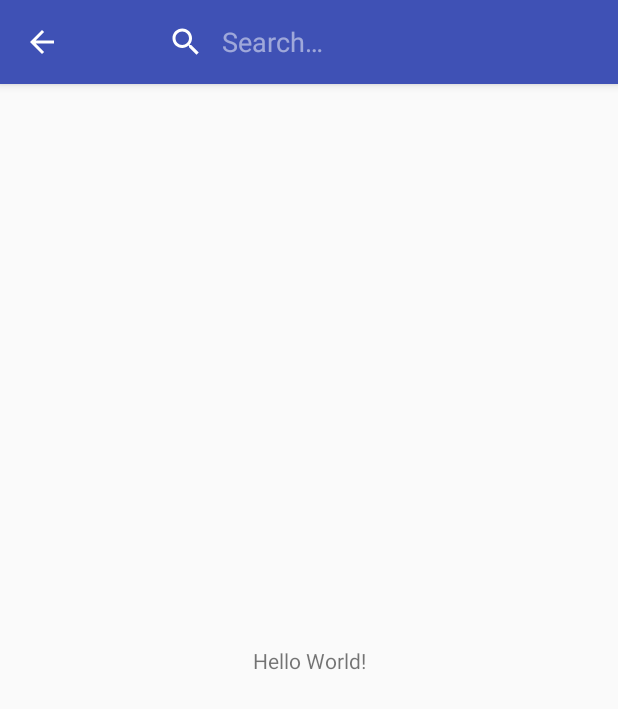
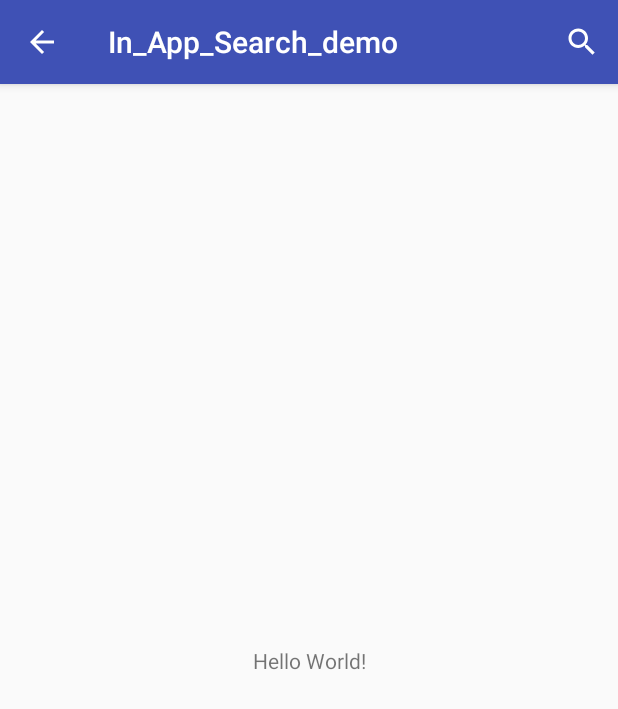
Before and after one commit to amazinglu/Android-in-app-search-demo, an Android app: the screen it shows after launch (MainActivity), on a phone screen of 412 x 824 dp. Shown: the top 709 px of the screen. Run offline under Robolectric (Android 15) with nearby library versions, the phone set to English and light mode, and no system bars.

Commit message:
recent suggestion added

```diff
--- a/app/src/main/AndroidManifest.xml
+++ b/app/src/main/AndroidManifest.xml
@@ -9,6 +9,11 @@
         android:roundIcon="@mipmap/ic_launcher_round"
         android:supportsRtl="true"
         android:theme="@style/AppTheme">
+
+        <provider
+            android:authorities="com.example.amazinglu.in_app_search_demo.search_suggestion.RecentSuggestionProvider"
+            android:name=".search_suggestion.RecentSuggestionProvider"/>
+
         <activity android:name=".MainActivity">
             <intent-filter>
                 <action android:name="android.intent.action.MAIN" />
--- a/app/src/main/java/com/example/amazinglu/in_app_search_demo/MainActivity.java
+++ b/app/src/main/java/com/example/amazinglu/in_app_search_demo/MainActivity.java
@@ -38,7 +38,7 @@ public class MainActivity extends AppCompatActivity {
 
         // Get the SearchView and set the searchable configuration
         SearchManager searchManager = (SearchManager) getSystemService(Context.SEARCH_SERVICE);
-        android.support.v7.widget.SearchView searchView =
+        final android.support.v7.widget.SearchView searchView =
                 (android.support.v7.widget.SearchView) menu.findItem(R.id.action_search).getActionView();
 
         // Assumes current activity is the searchable activity
@@ -54,7 +54,11 @@ public class MainActivity extends AppCompatActivity {
         searchView.setAppSearchData(appData);
 
         searchView.setSearchableInfo(searchManager.getSearchableInfo(getComponentName()));
-        searchView.setIconifiedByDefault(false); // Do not iconify the widget; expand it by default
+        searchView.setIconifiedByDefault(true); // Do not iconify the widget; expand it by default
+        // show the summit button
+        searchView.setSubmitButtonEnabled(true);
+        // 可以把suggest 加入到 query中
+        searchView.setQueryRefinementEnabled(true);
 
         return true;
     }
--- a/app/src/main/java/com/example/amazinglu/in_app_search_demo/SearchResultAdapter.java
+++ b/app/src/main/java/com/example/amazinglu/in_app_search_demo/SearchResultAdapter.java
@@ -6,6 +6,8 @@ import android.support.v7.widget.RecyclerView;
 import android.view.LayoutInflater;
 import android.view.View;
 import android.view.ViewGroup;
+import android.widget.Filter;
+import android.widget.Filterable;
 
 import java.util.List;
 
--- a/app/src/main/res/xml/searchable.xml
+++ b/app/src/main/res/xml/searchable.xml
@@ -1,6 +1,9 @@
 <?xml version="1.0" encoding="utf-8"?>
 <searchable xmlns:android="http://schemas.android.com/apk/res/android"
     android:label="@string/app_name"
-    android:hint="@string/search_hint">
+    android:hint="@string/search_hint"
+    android:voiceSearchMode="showVoiceSearchButton|launchRecognizer"
+    android:searchSuggestAuthority="com.example.amazinglu.in_app_search_demo.search_suggestion.RecentSuggestionProvider"
+    android:searchSuggestSelection=" ?">
 
 </searchable>
```
Also changed, not shown: app/src/main/java/com/example/amazinglu/in_app_search_demo/SearchableActivity.java (+8 -0 lines), app/src/main/java/com/example/amazinglu/in_app_search_demo/search_suggestion/RecentSuggestionProvider.java (added, +14 -0 lines).
